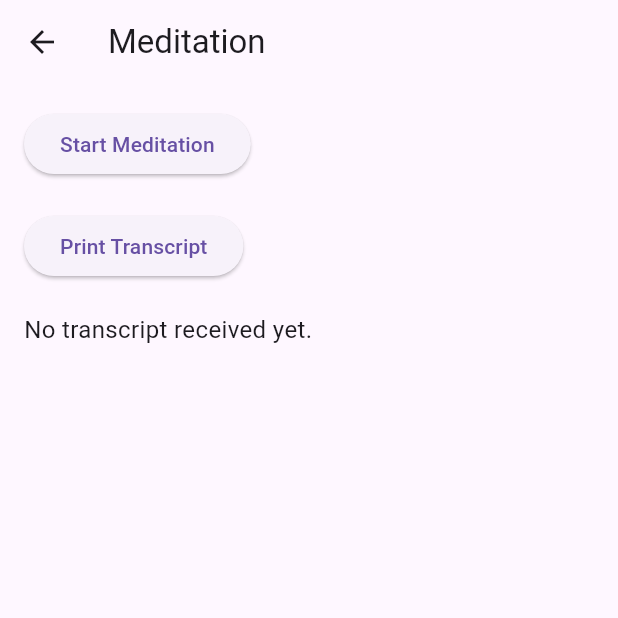
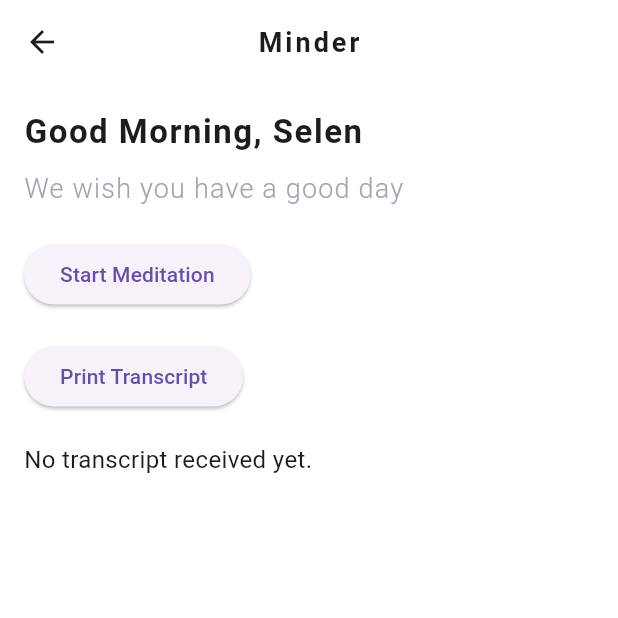
Before and after one commit to serraisik5/MindfulnesApp, a Flutter app: the HomeView screen opened directly, on a phone screen of 412 x 824 dp, the top half of it. Run offline on Flutter 3.47's test engine with Material 3 defaults, Android fonts, the phone set to English and light mode, and no system bars; our stand-ins replace audio_service, get; missing offline and left inert: flutter_sound; network calls fail.

Commit message:
UI updates

```diff
--- /dev/null
+++ b/frontend/lib/helpers/constants/icons.dart
@@ -0,0 +1,3 @@
+// ignore_for_file: constant_identifier_names
+
+const String HOME = 'assets/icons/home.svg';
--- a/frontend/lib/helpers/constants/images.dart
+++ b/frontend/lib/helpers/constants/images.dart
@@ -1,3 +1,5 @@
+// ignore_for_file: constant_identifier_names
+
 const String MEDITATION_GIRL = 'assets/images/meditation_girl.png';
 const String LOGIN_BOTTOM_RECTANGLE =
     'assets/images/login_bottom_rectangle.png';
--- /dev/null
+++ b/frontend/lib/helpers/styles/text_style.dart
@@ -0,0 +1,34 @@
+import 'package:flutter/material.dart';
+import 'package:minder_frontend/helpers/constants/colors.dart';
+
+class AppTextStyles {
+  static const TextStyle heading = TextStyle(
+    fontSize: 22,
+    fontWeight: FontWeight.bold,
+    letterSpacing: 1,
+  );
+
+  static const TextStyle subheading = TextStyle(
+    fontSize: 18,
+    fontWeight: FontWeight.w600,
+    letterSpacing: 0.8,
+  );
+
+  static const TextStyle lightheading = TextStyle(
+      fontSize: 18,
+      fontWeight: FontWeight.w300,
+      letterSpacing: 0.8,
+      color: appTertiary);
+
+  static const TextStyle body = TextStyle(
+    fontSize: 16,
+    fontWeight: FontWeight.normal,
+    letterSpacing: 0.5,
+  );
+
+  static const TextStyle button = TextStyle(
+    fontSize: 16,
+    fontWeight: FontWeight.bold,
+    color: Colors.white,
+  );
+}
--- a/frontend/lib/modules/home/views/home_view.dart
+++ b/frontend/lib/modules/home/views/home_view.dart
@@ -1,5 +1,8 @@
 import 'package:flutter/material.dart';
+import 'package:minder_frontend/helpers/constants/colors.dart';
+import 'package:minder_frontend/helpers/styles/text_style.dart';
 import 'package:minder_frontend/services/web_socket_service.dart';
+import 'package:minder_frontend/widgets/custom_app_bar.dart';
 
 class HomeView extends StatefulWidget {
   @override
@@ -9,6 +12,7 @@ class HomeView extends StatefulWidget {
 class _HomeViewState extends State<HomeView> {
   late WebSocketService _webSocketService;
   String receivedTranscript = "";
+  String name = "Selen";
 
   @override
   void initState() {
@@ -31,12 +35,23 @@ class _HomeViewState extends State<HomeView> {
   @override
   Widget build(BuildContext context) {
     return Scaffold(
-      appBar: AppBar(title: Text("Meditation")),
+      backgroundColor: appBackground,
+      appBar: CustomAppBar(),
       body: Padding(
         padding: EdgeInsets.all(16.0),
         child: Column(
           crossAxisAlignment: CrossAxisAlignment.start,
           children: [
+            Text(
+              "Good Morning, $name",
+              style: AppTextStyles.heading,
+            ),
+            SizedBox(height: 10),
+            Text(
+              "We wish you have a good day",
+              style: AppTextStyles.lightheading,
+            ),
+            SizedBox(height: 20),
             ElevatedButton(
               onPressed: () {
                 _webSocketService.sendMeditationRequest("Relaxation", 5);
--- a/frontend/lib/widgets/custom_app_bar.dart
+++ b/frontend/lib/widgets/custom_app_bar.dart
@@ -1,4 +1,5 @@
 import 'package:flutter/material.dart';
+import 'package:minder_frontend/helpers/constants/colors.dart';
 
 class CustomAppBar extends StatelessWidget implements PreferredSizeWidget {
   final PreferredSizeWidget? bottom;
@@ -11,11 +12,15 @@ class CustomAppBar extends StatelessWidget implements PreferredSizeWidget {
   @override
   Widget build(BuildContext context) {
     return AppBar(
-      backgroundColor: Colors.white,
+      backgroundColor: appBackground,
       elevation: 0,
       title: Text(
-        "Minder",
-        style: const TextStyle(color: Colors.black),
+        'Minder',
+        style: TextStyle(
+          fontSize: 18,
+          fontWeight: FontWeight.bold,
+          letterSpacing: 2,
+        ),
       ),
       centerTitle: true,
       bottom: bottom,
--- a/frontend/pubspec.yaml
+++ b/frontend/pubspec.yaml
@@ -38,6 +38,7 @@ dependencies:
   web_socket_channel: ^3.0.2
   flutter_sound: ^9.11.2
   audio_service: ^0.18.17
+  flutter_svg: ^2.0.17
 
 dev_dependencies:
   flutter_test:
```
Also changed, not shown: frontend/lib/helpers/constants/strings.dart (added, +17 -0 lines), frontend/lib/modules/login-register/views/login_view.dart (+7 -6 lines), frontend/lib/modules/login-register/views/register_view.dart (+7 -10 lines), frontend/lib/modules/start meditation/views/start_meditation_view.dart (+5 -5 lines), frontend/assets/icons/user.png (added), frontend/pubspec.lock.
